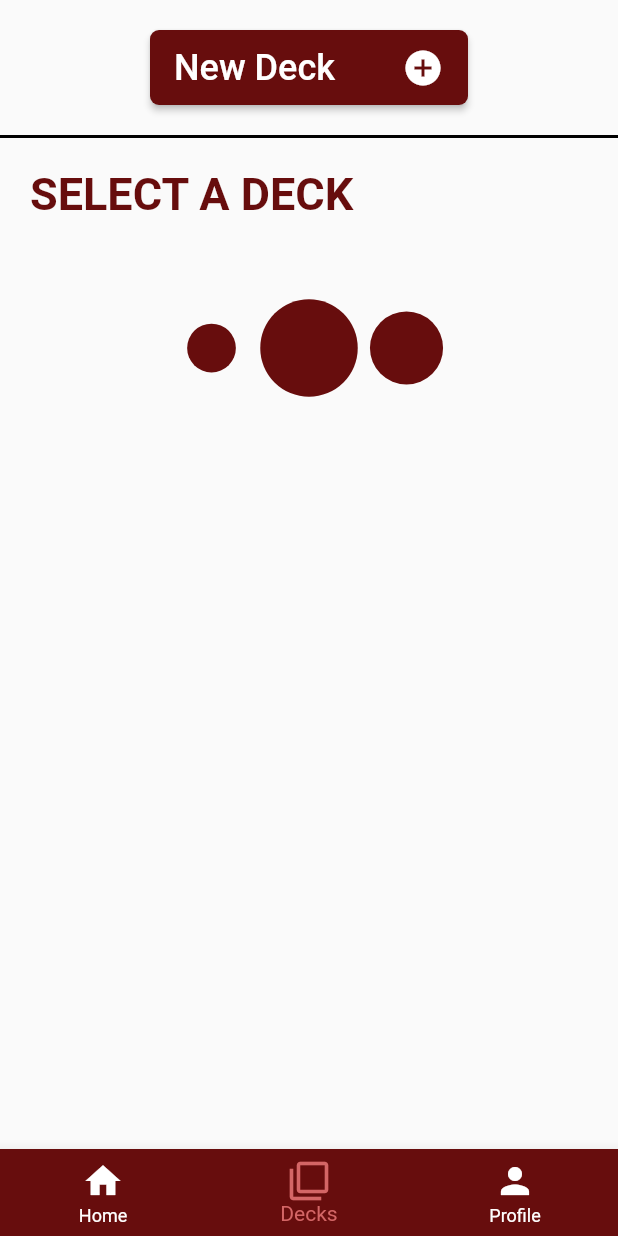
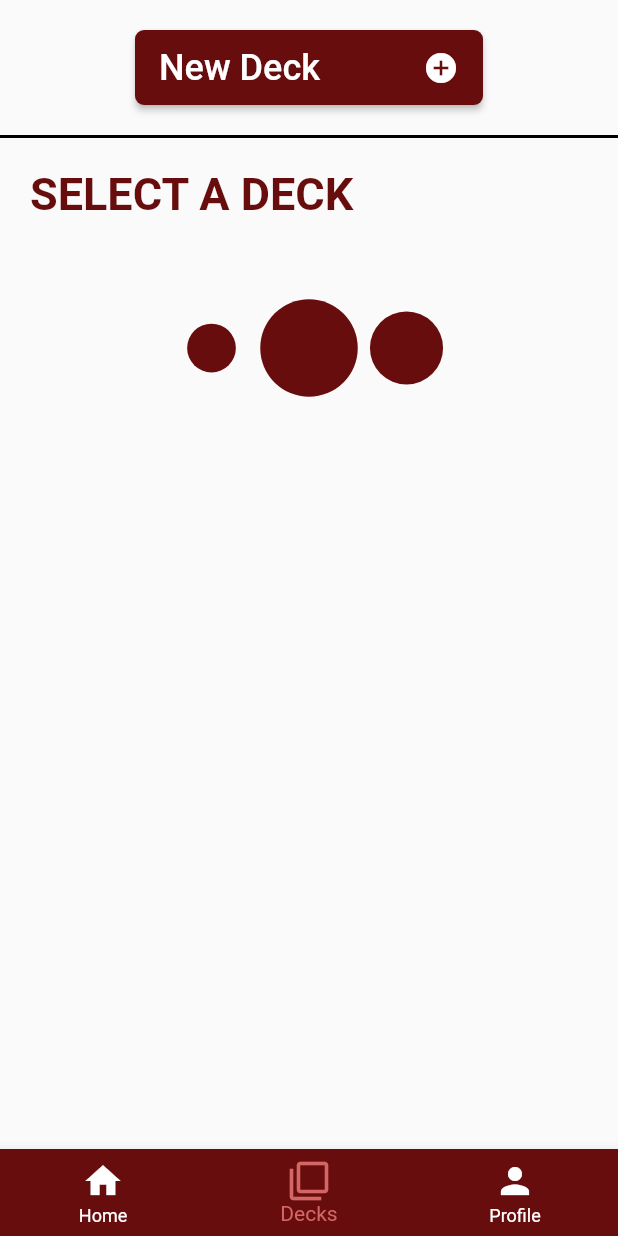
Before and after one commit to FlorianFlouquet/Yomikata, a Flutter app: the screen it shows after launch, item 2 of the bottom bar chosen, on a phone screen of 412 x 824 dp. Run offline on Flutter 3.47's test engine with Material 2 defaults, Android fonts, the phone set to English and light mode, and no system bars; our stand-ins replace flip_card, loading_animation_widget; missing offline and left inert: mongo_dart.

Commit message:
bug: the 'New Deck' icon doesn't overflow anymore

```diff
--- a/lib/pages/addDeckPage.dart
+++ b/lib/pages/addDeckPage.dart
@@ -48,7 +48,7 @@ class _AddDeckPageState extends State<AddDeckPage> {
     return ListView(
       children: [
         Container(
-          margin: const EdgeInsets.only(left: 100, top: 20, right: 100, bottom: 20),
+          margin: const EdgeInsets.only(left: 90, top: 20, right: 90, bottom: 20),
           height: 50,
           child: ElevatedButton(
               onPressed: () {},
@@ -70,7 +70,6 @@ class _AddDeckPageState extends State<AddDeckPage> {
                   Center(
                     child: Icon(
                       Icons.add_circle,
-                      size: 28,
                     ),
                   )
                 ],
```
